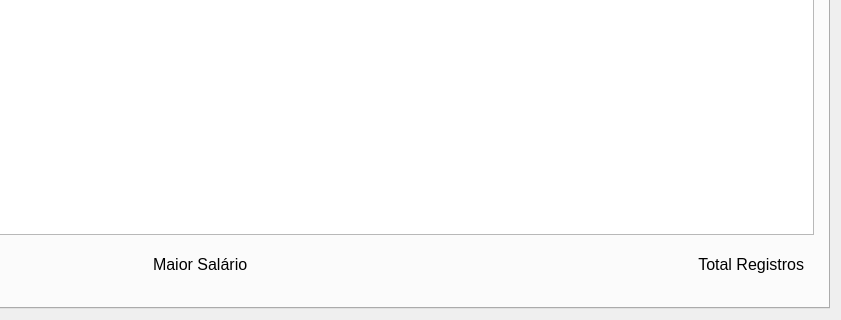
Qt form telaprincipal.ui (MariaZBP/projeto_EE_2022_1) before a commit; both pictures show x 360 to 1201 and y 514 to 834 of the 1201 by 834 pixel window.
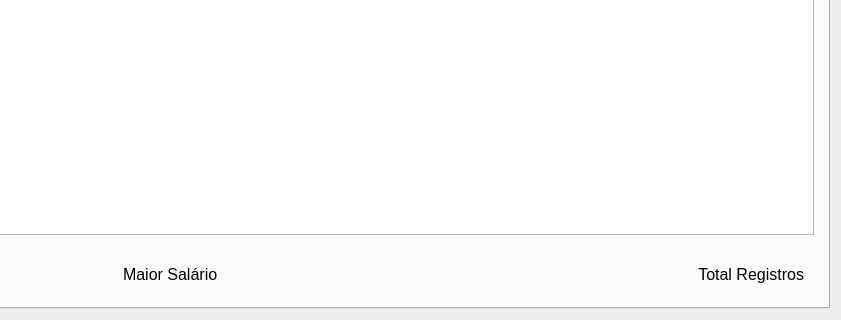
The same form after that commit. Icons and pictures are not drawn.

Commit message: Maior salário

```diff
--- a/telaprincipal.ui
+++ b/telaprincipal.ui
@@ -196,8 +196,8 @@
       <widget class="QLabel" name="lblMaiorSalario">
        <property name="geometry">
         <rect>
-         <x>500</x>
-         <y>720</y>
+         <x>470</x>
+         <y>730</y>
          <width>391</width>
          <height>41</height>
         </rect>
@@ -215,7 +215,7 @@
        <property name="geometry">
         <rect>
          <x>760</x>
-         <y>720</y>
+         <y>730</y>
          <width>391</width>
          <height>41</height>
         </rect>
```
The commit also changes 2 other files.
